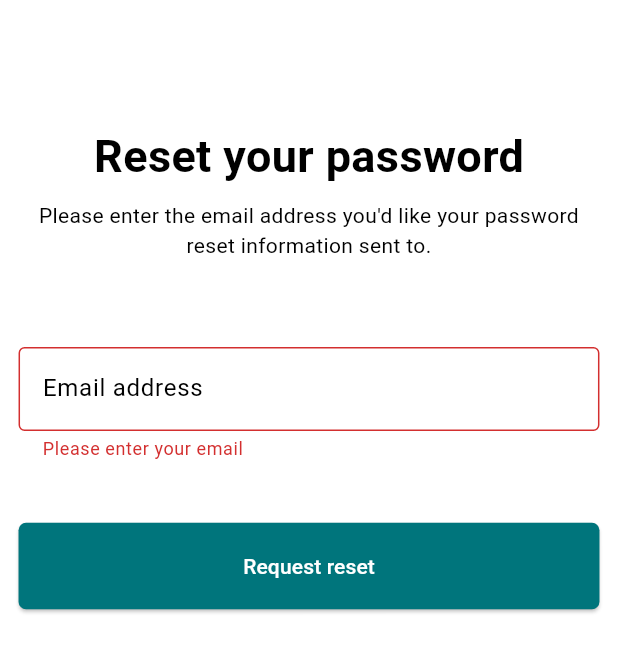
After one commit to badiul6/profitpulsecrm_mobile, a Flutter app: the ForgotPasswordView screen opened by its route, after a tap on "Request reset", on a phone screen of 412 x 824 dp. The commit adds this screen. Shown: the top 652 px of the screen. Run offline on Flutter 3.47's test engine with Material 3 defaults, Android fonts, the phone set to English and light mode, and no system bars; our stand-ins replace flutter_dotenv, flutter_secure_storage, flutter_svg, get, image_picker, shimmer; missing offline and left inert: external_app_launcher; accounts and stored records are empty.

Commit message:
add forgot password

```diff
--- /dev/null
+++ b/lib/app/modules/forgotPassword/bindings/forgot_password_binding.dart
@@ -0,0 +1,12 @@
+import 'package:get/get.dart';
+
+import '../controllers/forgot_password_controller.dart';
+
+class ForgotPasswordBinding extends Bindings {
+  @override
+  void dependencies() {
+    Get.lazyPut<ForgotPasswordController>(
+      () => ForgotPasswordController(),
+    );
+  }
+}
--- /dev/null
+++ b/lib/app/modules/forgotPassword/controllers/forgot_password_controller.dart
@@ -0,0 +1,70 @@
+import 'dart:convert';
+
+import 'package:flutter/widgets.dart';
+import 'package:flutter_dotenv/flutter_dotenv.dart';
+import 'package:get/get.dart';
+import 'package:http/http.dart' as http;
+import 'package:profitpulsecrm_mobile/app/views/snackbar_view.dart';
+
+
+class ForgotPasswordController extends GetxController {
+  TextEditingController emailController = TextEditingController();
+  final GlobalKey<FormState> formKey = GlobalKey<FormState>();
+  RxBool isLoading = false.obs;
+  final serverUrl = dotenv.env['SERVERURL'];
+
+  Future<void> forgotPassword() async {
+    isLoading.value = true;
+    var body = jsonEncode({
+      'email': emailController.text
+    });
+    try {
+      var response = await http.post(Uri.parse('$serverUrl/auth/forgot-password'),
+          headers: {
+            "Content-Type": "application/json",
+          },
+          body: body);
+          isLoading.value=false;
+          if(response.statusCode==201){
+            SnackbarHelper.showCustomSnackbar(title: 'Request approved', message: 'We have sent a temporary password at you email', type: SnackbarType.success);
+            emailController.clear();
+            return;
+          }else if(response.statusCode==406){
+            SnackbarHelper.showCustomSnackbar(title: 'Error', message: 'Contact your company owner for password reset', type: SnackbarType.error);
+            emailController.clear();
+            return;
+          }else if(response.statusCode==409){
+            SnackbarHelper.showCustomSnackbar(title: 'Error', message: 'Wait for 5 minutes to request another password reset', type: SnackbarType.error);
+            emailController.clear();
+            return;
+          }else if(response.statusCode==404){
+            SnackbarHelper.showCustomSnackbar(title: 'Error', message: 'No user exists with this email', type: SnackbarType.error);
+            return;
+          }
+          SnackbarHelper.showCustomSnackbar(title: 'Error', message: 'Some error occur');
+          return;
+
+    } catch (e) {
+          SnackbarHelper.showCustomSnackbar(title: 'Error', message: 'Some error occur');
+    }
+  }
+
+  String? validateEmail(String? email) {
+    if (email == null || email.isEmpty) {
+      return 'Please enter your email';
+    }
+    bool isValidEmail =
+        RegExp(r'^[\w-\.]+@([\w-]+\.)+[\w-]{2,4}$').hasMatch(email);
+
+    if (!isValidEmail) {
+      return 'Invalid email address';
+    }
+    return null;
+  }
+
+  @override
+  void onClose() {
+    super.onClose();
+    emailController.dispose();
+  }
+}
--- /dev/null
+++ b/lib/app/modules/forgotPassword/views/forgot_password_view.dart
@@ -0,0 +1,87 @@
+import 'package:flutter/material.dart';
+import 'package:get/get.dart';
+import '../controllers/forgot_password_controller.dart';
+
+class ForgotPasswordView extends GetView<ForgotPasswordController> {
+  const ForgotPasswordView({super.key});
+  @override
+  Widget build(BuildContext context) {
+    MediaQueryData mediaQueryData = MediaQuery.of(context);
+    double screenWidth = mediaQueryData.size.width;
+    double screenHeight = mediaQueryData.size.height;
+    final ColorScheme colorScheme = Theme.of(context).colorScheme;
+    InputDecoration getInputDecoration(String labelText) {
+      return InputDecoration(
+        border: OutlineInputBorder(
+          borderSide: BorderSide(color: colorScheme.onSurface.withOpacity(0.3)),
+        ),
+        enabledBorder: OutlineInputBorder(
+          borderSide: BorderSide(color: colorScheme.onSurface.withOpacity(0.3)),
+        ),
+        focusedBorder: OutlineInputBorder(
+          borderSide: BorderSide(color: colorScheme.primary, width: 2.0),
+        ),
+        labelText: labelText,
+        labelStyle: TextStyle(color: colorScheme.onSurface),
+        floatingLabelStyle: TextStyle(color: colorScheme.primary),
+      );
+    }
+
+    return Scaffold(
+        body: Padding(
+      padding: EdgeInsets.only(
+          top: screenHeight * 0.1,
+          right: screenWidth * 0.03,
+          left: screenWidth * 0.03),
+      child: Center(
+        child: Form(
+          key: controller.formKey,
+          child: Column(
+            children: [
+              const Text(
+                'Reset your password',
+                style: TextStyle(fontWeight: FontWeight.w600, fontSize: 30),
+              ),
+              SizedBox(height: screenHeight * 0.01),
+              Padding(
+                  padding: EdgeInsets.symmetric(horizontal: screenWidth * 0.02),
+                  child: const Text(
+                    "Please enter the email address you'd like your password reset information sent to.",
+                    textAlign: TextAlign.center,
+                  )),
+              SizedBox(height: screenHeight * 0.07),
+              TextFormField(
+                controller: controller.emailController,
+                validator: controller.validateEmail,
+                decoration: getInputDecoration('Email address'),
+              ),
+              SizedBox(height: screenHeight * 0.05),
+              ElevatedButton(
+                style: ElevatedButton.styleFrom(
+                  backgroundColor: colorScheme.primary,
+                  foregroundColor: colorScheme.onPrimary,
+                  shape: RoundedRectangleBorder(
+                      borderRadius: BorderRadius.circular(5)),
+                  minimumSize: Size(
+                    double.infinity,
+                    screenHeight * 0.07,
+                  ),
+                ),
+                onPressed: () async {
+                  if (controller.formKey.currentState!.validate()) {
+                    controller.forgotPassword();
+                  }
+                },
+                child: Obx(() => controller.isLoading.value
+                    ? CircularProgressIndicator(
+                        color: colorScheme.background,
+                      )
+                    : const Text('Request reset'),)
+              ),
+            ],
+          ),
+        ),
+      ),
+    ));
+  }
+}
--- a/lib/app/modules/login/views/login_view.dart
+++ b/lib/app/modules/login/views/login_view.dart
@@ -79,13 +79,17 @@ class LoginView extends GetView<LoginController> {
                         ),
                       ),
                     ),
-                    SizedBox(height: screenHeight * 0.01),
+                    // SizedBox(height: screenHeight * 0.01),
                     Align(
                       alignment: Alignment.bottomLeft,
-                      child: Text(
+                      child: TextButton(
+                        onPressed: () {
+                          Get.toNamed(Routes.FORGOT_PASSWORD);
+                        },
+                        child: Text(
                         'Forgot your password?',
                         style: TextStyle(color: colorScheme.primary),
-                      ),
+                      ),)
                     ),
                     SizedBox(height: screenHeight * 0.05),
                     ElevatedButton(
--- a/lib/app/routes/app_pages.dart
+++ b/lib/app/routes/app_pages.dart
@@ -14,6 +14,8 @@ import '../modules/addUser/bindings/add_user_binding.dart';
 import '../modules/addUser/views/add_user_view.dart';
 import '../modules/assignAgent/bindings/assign_agent_binding.dart';
 import '../modules/assignAgent/views/assign_agent_view.dart';
+import '../modules/forgotPassword/bindings/forgot_password_binding.dart';
+import '../modules/forgotPassword/views/forgot_password_view.dart';
 import '../modules/home/bindings/home_binding.dart';
 import '../modules/home/views/home_view.dart';
 import '../modules/login/bindings/login_binding.dart';
@@ -156,5 +158,10 @@ class AppPages {
       page: () => const SearchTeamView(),
       binding: SearchTeamBinding(),
     ),
+    GetPage(
+      name: _Paths.FORGOT_PASSWORD,
+      page: () => const ForgotPasswordView(),
+      binding: ForgotPasswordBinding(),
+    ),
   ];
 }
--- a/lib/app/routes/app_routes.dart
+++ b/lib/app/routes/app_routes.dart
@@ -24,6 +24,7 @@ abstract class Routes {
   static const ADD_PRODUCT = _Paths.ADD_PRODUCT;
   static const SPLASH_SCREEN = _Paths.SPLASH_SCREEN;
   static const SEARCH_TEAM = _Paths.SEARCH_TEAM;
+  static const FORGOT_PASSWORD = _Paths.FORGOT_PASSWORD;
 }
 
 abstract class _Paths {
@@ -49,4 +50,5 @@ abstract class _Paths {
   static const ADD_PRODUCT = '/add-product';
   static const SPLASH_SCREEN = '/splash-screen';
   static const SEARCH_TEAM = '/search-team';
+  static const FORGOT_PASSWORD = '/forgot-password';
 }
```
